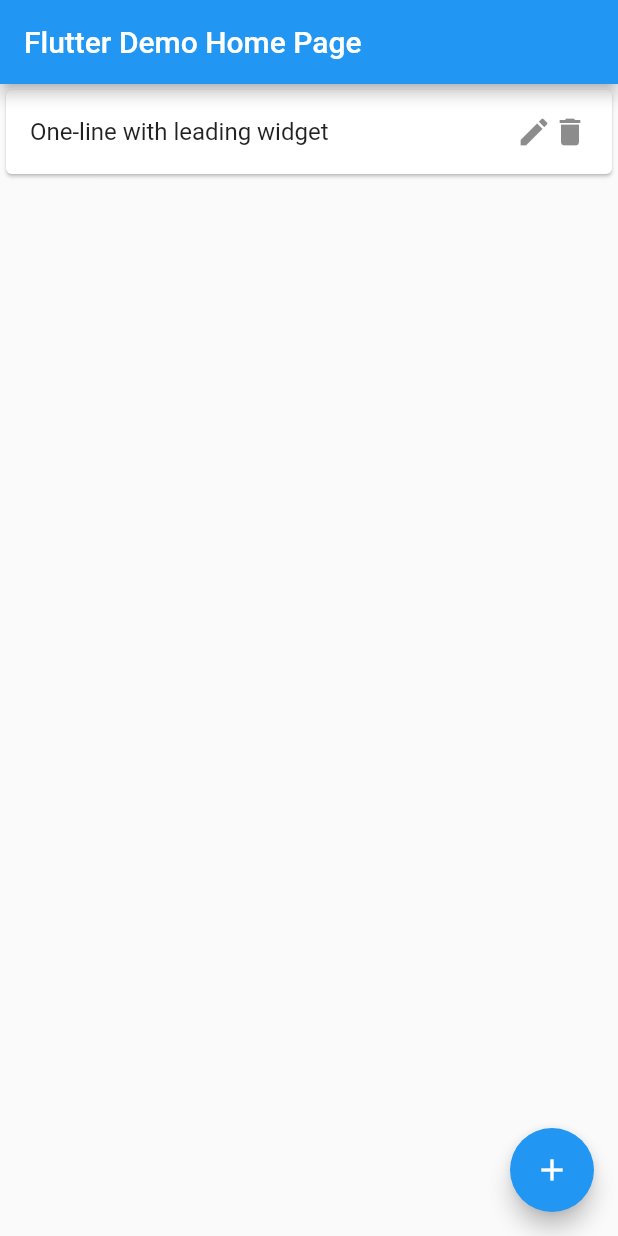
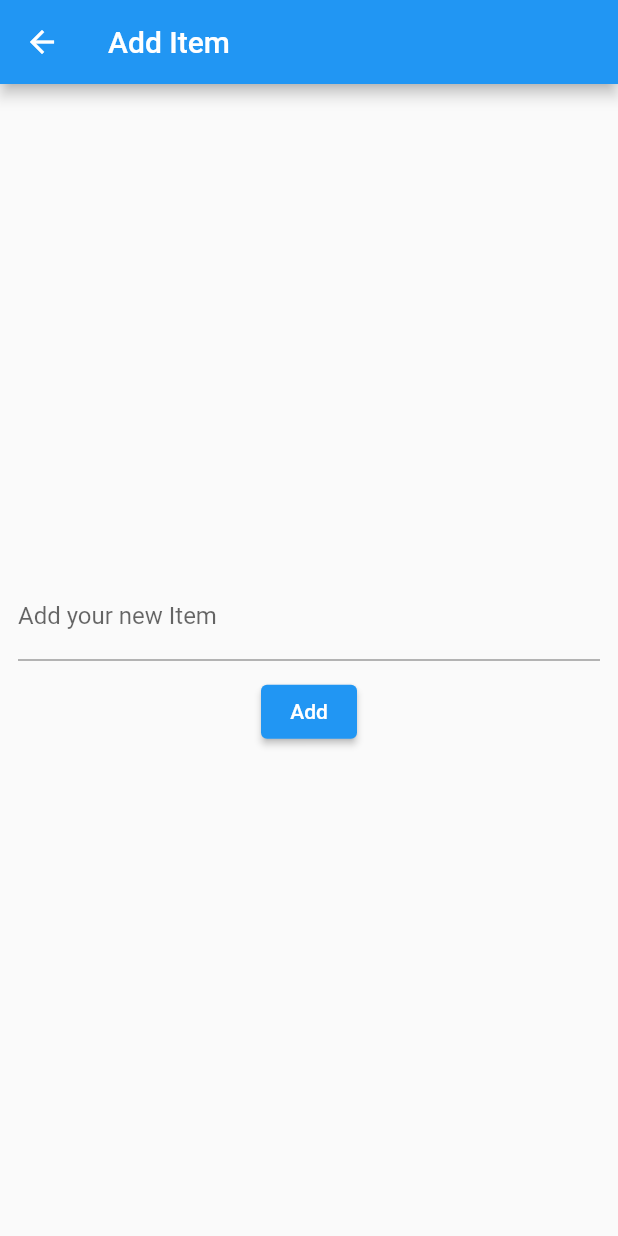
Before and after one commit to vald3nir/flutter-shopping-list, a Flutter app: the screen it shows after launch, after a tap on the "add" icon, on a phone screen of 412 x 824 dp. Run offline on Flutter 3.47's test engine with Material 2 defaults, Android fonts, the light colour scheme and no system bars.

Commit message:
navigation between screens

```diff
--- /dev/null
+++ b/lib/add_new_item_screen.dart
@@ -0,0 +1,33 @@
+import 'package:flutter/material.dart';
+
+class AddNewItemScreen extends StatelessWidget {
+  @override
+  Widget build(BuildContext context) {
+    return Scaffold(
+      appBar: AppBar(
+        title: Text("Add Item"),
+      ),
+      body: Center(
+        child: Padding(
+          padding: EdgeInsets.all(12),
+          child: Column(
+            mainAxisSize: MainAxisSize.min,
+            children: <Widget>[
+              TextFormField(
+                decoration: InputDecoration(labelText: 'Add your new Item'),
+              ),
+              SizedBox(
+                height: 10,
+              ),
+              ElevatedButton(
+                  onPressed: () {
+                    Navigator.pop(context);
+                  },
+                  child: Text('Add'))
+            ],
+          ),
+        ),
+      ),
+    );
+  }
+}
--- a/lib/main.dart
+++ b/lib/main.dart
@@ -1,25 +1,29 @@
 import 'package:flutter/material.dart';
+import 'package:flutter_shopping_list/add_new_item_screen.dart';
+import 'package:flutter_shopping_list/edit_item_screen.dart';
 
 void main() {
   runApp(MyApp());
 }
 
 class MyApp extends StatelessWidget {
-  // This widget is the root of your application.
   @override
   Widget build(BuildContext context) {
     return MaterialApp(
-      title: 'Flutter Demo',
+      title: 'Shopping List',
       theme: ThemeData(
         primarySwatch: Colors.blue,
+        visualDensity: VisualDensity.adaptivePlatformDensity,
       ),
-      home: MyHomePage(title: 'Flutter Demo Home Page'),
+      debugShowCheckedModeBanner: false,
+      home: MyHomePage(title: 'Shopping List'),
     );
   }
 }
 
 class MyHomePage extends StatelessWidget {
   MyHomePage({Key? key, this.title}) : super(key: key);
+
   final String? title;
 
   @override
@@ -45,7 +49,12 @@
         ),
       ),
       floatingActionButton: FloatingActionButton(
-        onPressed: () {},
+        onPressed: () {
+          Navigator.push(
+            context,
+            MaterialPageRoute(builder: (context) => AddNewItemScreen()),
+          );
+        },
         tooltip: 'Increment',
         child: Icon(Icons.add),
       ), // This trailing comma makes auto-formatting nicer for build methods.
```
Also changed, not shown: lib/edit_item_screen.dart (added, +33 -0 lines).
